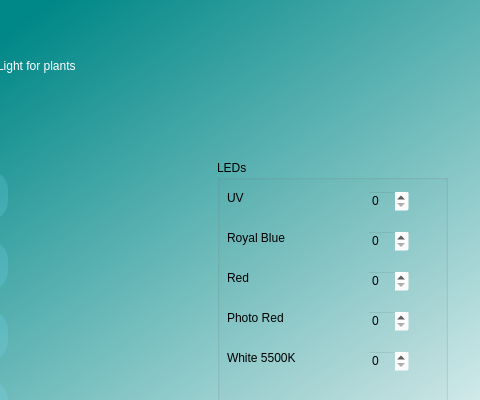
First picture: the form in GUI.ui, repository Emilia2604/Plants, before the edit; both pictures show x 163 to 643 and y 0 to 400 of the 643 by 579 pixel window.
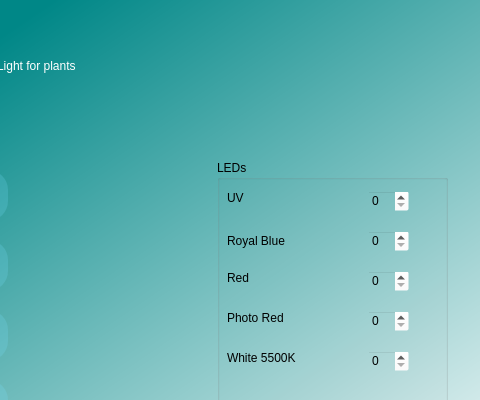
Second picture: the form after the edit.

```diff
--- a/GUI.ui
+++ b/GUI.ui
@@ -1,7 +1,7 @@
 <?xml version="1.0" encoding="UTF-8"?>
 <ui version="4.0">
- <class>bgwidget</class>
- <widget class="QDialog" name="bgwidget">
+ <class>bgwidgets</class>
+ <widget class="QDialog" name="bgwidgets">
   <property name="geometry">
    <rect>
     <x>0</x>
@@ -14,7 +14,7 @@
    <string>Dialog</string>
   </property>
   <property name="styleSheet">
-   <string notr="true">QWidget#bgwidget{
+   <string notr="true">QWidget#bgwidgets{
 background-color: qlineargradient(spread:pad, x1:0.239, y1:0.0735455, x2:0.940761, y2:1, stop:0 rgba(0, 135, 135, 255), stop:1 rgba(255, 255, 255, 255));}</string>
   </property>
   <widget class="QLabel" name="label_2">
@@ -154,9 +154,9 @@
     <property name="geometry">
      <rect>
       <x>10</x>
-      <y>70</y>
+      <y>60</y>
       <width>101</width>
-      <height>16</height>
+      <height>41</height>
      </rect>
     </property>
     <property name="styleSheet">
```
